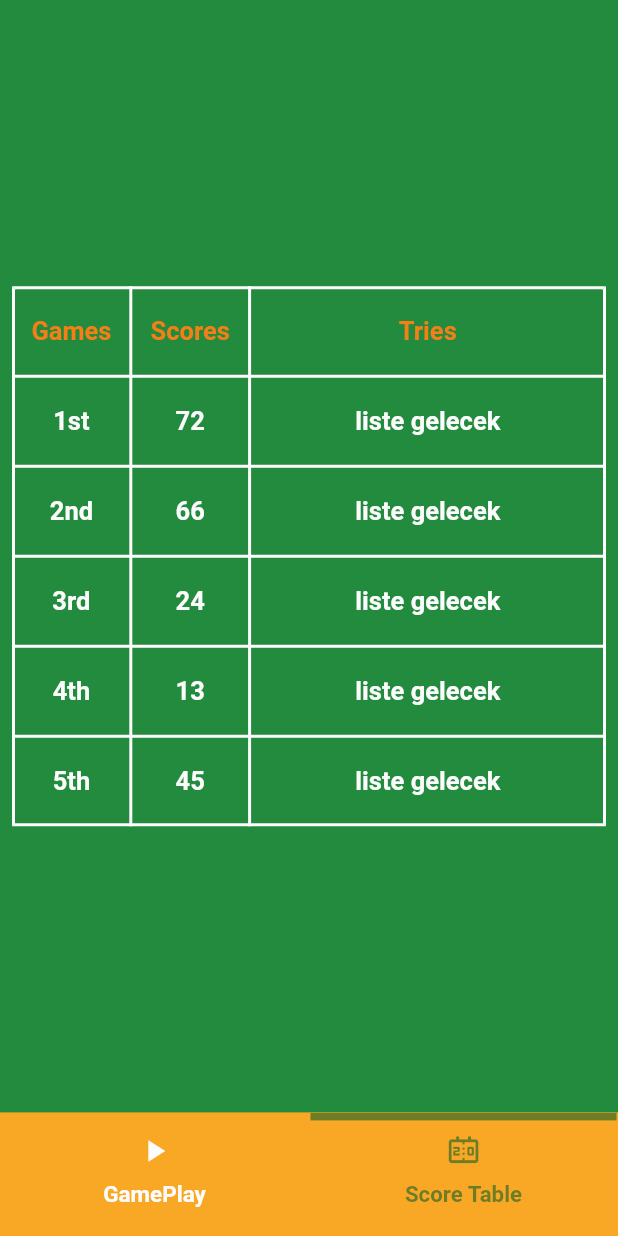
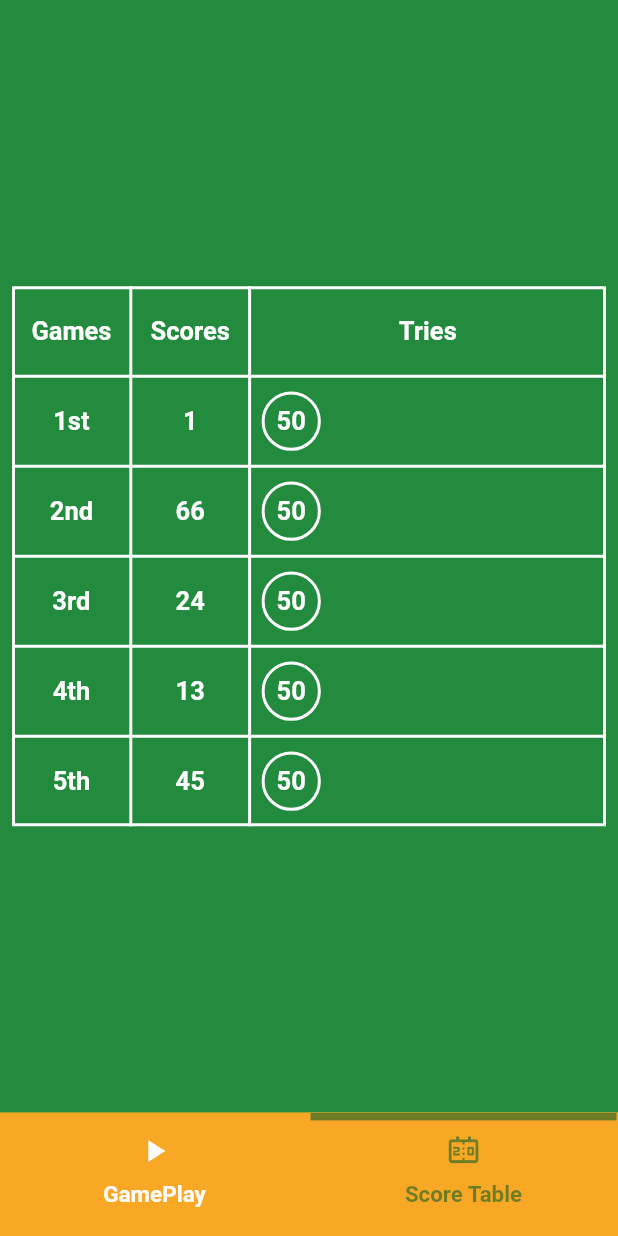
Before and after one commit to yalinyilmaz/flutter_guess_game, a Flutter app: the screen it shows after launch, after a tap on "GO", after a tap on "Score Table", on a phone screen of 412 x 824 dp. Run offline on Flutter 3.47's test engine with Material 3 defaults, Android fonts, the light colour scheme and no system bars; drawn by our look-alikes of loading_overlay; our stand-ins replace flutter_riverpod, form_field_validator, go_router, simple_animations, supercharged; missing offline and left inert: back_button_interceptor.

Commit message:
preview was done

```diff
--- a/lib/features/home/view/components/scoreboard_body.dart
+++ b/lib/features/home/view/components/scoreboard_body.dart
@@ -1,6 +1,8 @@
 import 'package:flutter/material.dart';
 import 'package:flutter_guess_game/app/navigation/router.dart';
 import 'package:flutter_guess_game/app/theme/new_theme.dart';
+import 'package:flutter_guess_game/features/home/manager/home_manager.dart';
+import 'package:flutter_guess_game/main.dart';
 
 class ScoreboardBody extends StatelessWidget {
   const ScoreboardBody({super.key});
@@ -22,11 +24,14 @@ class ScoreboardBody extends StatelessWidget {
             },
             children: [
               _buildTableRow(['Games', 'Scores', 'Tries'], isHeader: true),
-              _buildTableRow(['1st', "72", "liste gelecek"]),
-              _buildTableRow(['2nd', "66", "liste gelecek"]),
-              _buildTableRow(['3rd', "24", "liste gelecek"]),
-              _buildTableRow(['4th', "13", "liste gelecek"]),
-              _buildTableRow(['5th', "45", "liste gelecek"]),
+              _buildTableRow([
+                '1st',
+                container.read(historyListProvider).length.toString()
+              ], withListView: true),
+              _buildTableRow(['2nd', "66"], withListView: true),
+              _buildTableRow(['3rd', "24"], withListView: true),
+              _buildTableRow(['4th', "13"], withListView: true),
+              _buildTableRow(['5th', "45"], withListView: true),
             ],
           ),
         ),
@@ -34,10 +39,11 @@ class ScoreboardBody extends StatelessWidget {
     );
   }
 
-  TableRow _buildTableRow(List<String> cells, {bool isHeader = false}) {
+  TableRow _buildTableRow(List<String> cells,
+      {bool isHeader = false, bool withListView = false}) {
     return TableRow(
-      children: cells
-          .map((cell) => TableCell(
+      children: [
+        ...cells.map((cell) => TableCell(
               child: Container(
                 padding:
                     const EdgeInsets.symmetric(horizontal: 4.0, vertical: 20),
@@ -46,13 +52,49 @@ class ScoreboardBody extends StatelessWidget {
                   cell,
                   style: globalCtx.textTheme.bodyEmphasized.copyWith(
                       color: isHeader
-                            ? globalCtx.yellowColor.shade900
+                          ? globalCtx.whiteColor.shade100
                           : globalCtx.whiteColor.shade500),
                   textAlign: TextAlign.center,
                 ),
               ),
-              ))
-          .toList(),
+            )),
+        if (withListView)
+          TableCell(
+            child: SizedBox(
+              height: 60,
+              child: ListView.builder(
+                scrollDirection: Axis.horizontal,
+                itemCount: container
+                    .read(historyListProvider)
+                    .length, // Örnek olarak 5 öğe
+                itemBuilder: (context, index) {
+                  final prediction = container.read(historyListProvider)[index];
+                  return Padding(
+                    padding: const EdgeInsets.symmetric(horizontal: 8.0),
+                    child: Container(
+                      decoration: BoxDecoration(
+                        shape: BoxShape.circle,
+                        border: Border.all(
+                            color: context.whiteColor.shade100, width: 2),
+                      ),
+                      child: Center(
+                        child: Padding(
+                          padding: const EdgeInsets.all(8.0),
+                          child: Text(
+                            "$prediction",
+                            style: context.textTheme.bodyEmphasized
+                                .copyWith(color: globalCtx.whiteColor.shade100),
+                          ),
+                        ),
+                      ),
+                    ),
+                  );
+                  ;
+                },
+              ),
+            ),
+          ),
+      ],
     );
   }
 }
```
Lines whose indentation alone changed are shown as unchanged.
